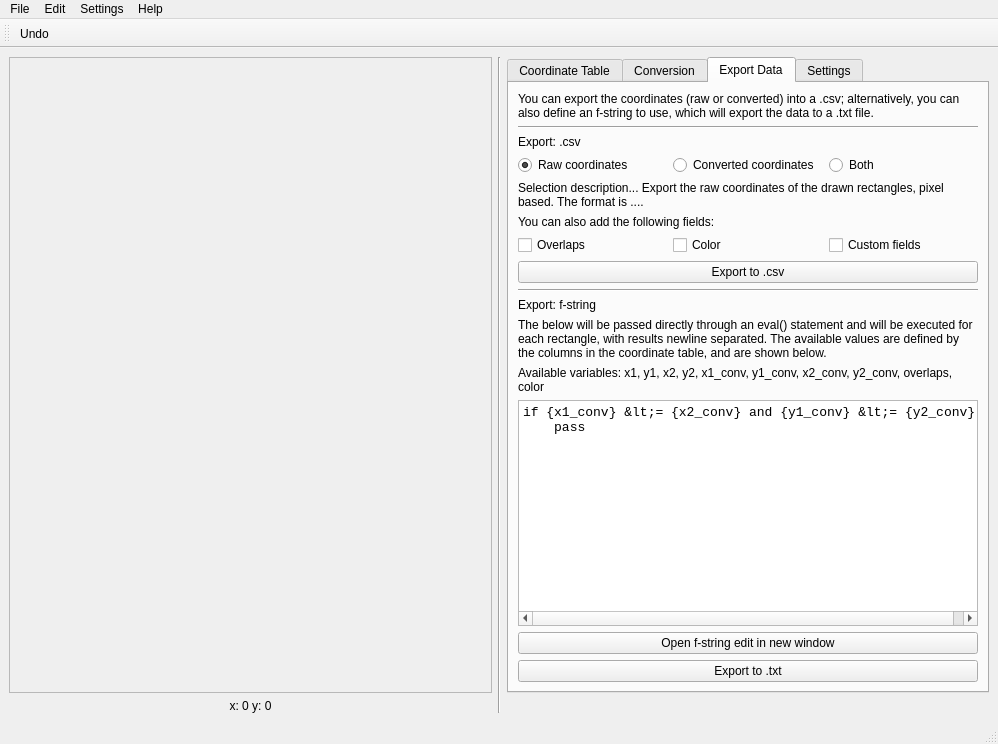
This is src/main/resources/base/rectmap.ui in lgactna/RectangleMappingTool as Qt 5 draws it before an edit. The edited form follows.
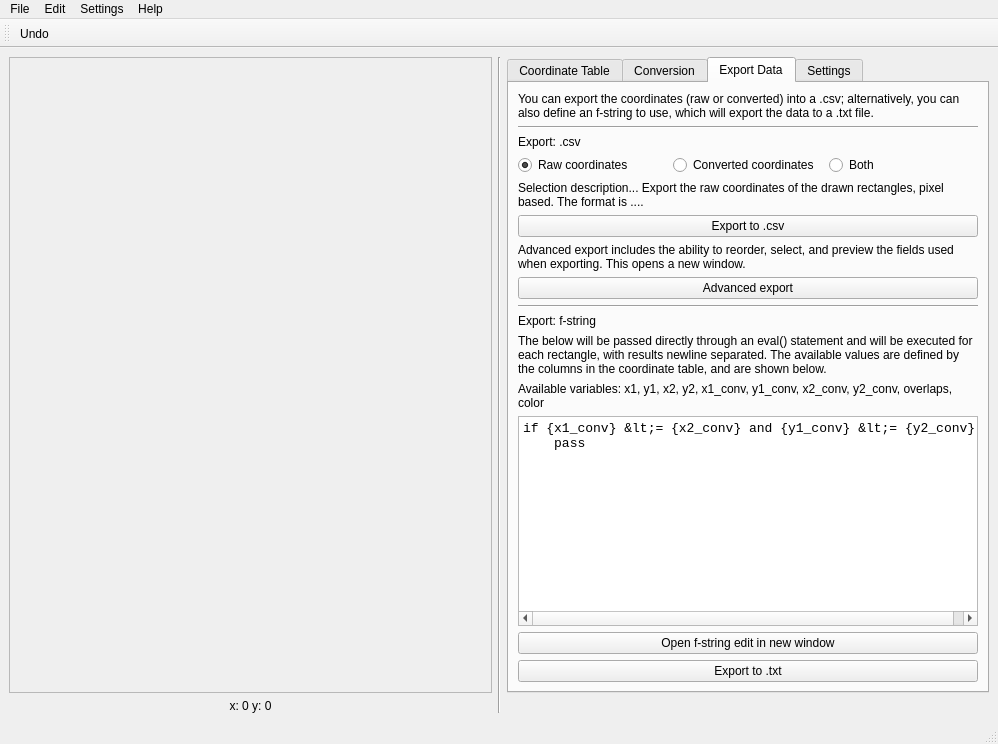
This is the edited form. The open tabs and pages were chosen to show the change.

Commit message: ui changes, add advanced export window

What changed in the file:
```diff
--- a/src/main/resources/base/rectmap.ui
+++ b/src/main/resources/base/rectmap.ui
@@ -358,38 +358,6 @@
           </property>
          </widget>
         </item>
-        <item>
-         <widget class="QLabel" name="label">
-          <property name="text">
-           <string>You can also add the following fields:</string>
-          </property>
-         </widget>
-        </item>
-        <item>
-         <layout class="QHBoxLayout" name="horizontalLayout_3">
-          <item>
-           <widget class="QCheckBox" name="overlaps_checkbox">
-            <property name="text">
-             <string>Overlaps</string>
-            </property>
-           </widget>
-          </item>
-          <item>
-           <widget class="QCheckBox" name="color_checkbox">
-            <property name="text">
-             <string>Color</string>
-            </property>
-           </widget>
-          </item>
-          <item>
-           <widget class="QCheckBox" name="custom_checkbox">
-            <property name="text">
-             <string>Custom fields</string>
-            </property>
-           </widget>
-          </item>
-         </layout>
-        </item>
         <item>
          <widget class="QPushButton" name="export_csv_button">
           <property name="text">
@@ -397,6 +365,23 @@
           </property>
          </widget>
         </item>
+        <item>
+         <widget class="QLabel" name="label">
+          <property name="text">
+           <string>Advanced export includes the ability to reorder, select, and preview the fields used when exporting. This opens a new window.</string>
+          </property>
+          <property name="wordWrap">
+           <bool>true</bool>
+          </property>
+         </widget>
+        </item>
+        <item>
+         <widget class="QPushButton" name="export_advanced_button">
+          <property name="text">
+           <string>Advanced export</string>
+          </property>
+         </widget>
+        </item>
         <item>
          <widget class="Line" name="line_5">
           <property name="orientation">
```
Left out of the diff: 2 changed lines with no effect on the pictures. The commit also changes 2 other files.
